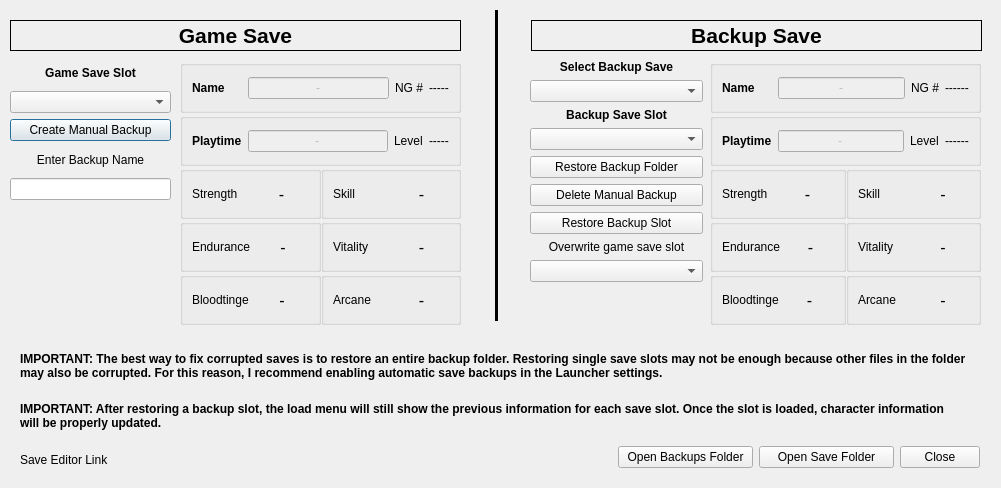
Qt form modules/SaveManager.ui (rainmakerv3/BB_Launcher) before a commit.
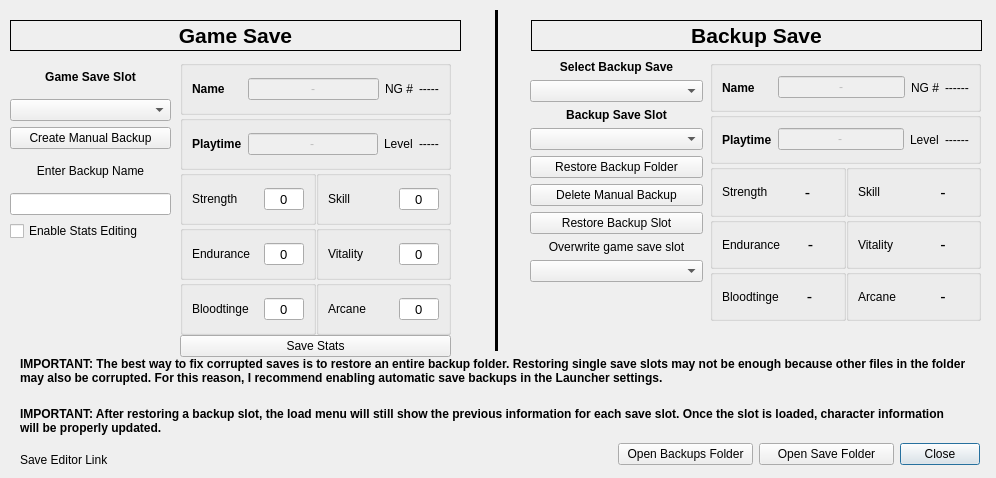
The same form after that commit.

Commit message: Save Editor: can now edit and save basic stats

```diff
--- a/modules/SaveManager.ui
+++ b/modules/SaveManager.ui
@@ -6,8 +6,8 @@
    <rect>
     <x>0</x>
     <y>0</y>
-    <width>1001</width>
-    <height>488</height>
+    <width>996</width>
+    <height>478</height>
    </rect>
   </property>
   <property name="windowTitle">
@@ -19,7 +19,7 @@
      <x>10</x>
      <y>60</y>
      <width>161</width>
-     <height>140</height>
+     <height>181</height>
     </rect>
    </property>
    <layout class="QVBoxLayout" name="ControlsLayout">
@@ -50,6 +50,9 @@
       <property name="text">
        <string>Create Manual Backup</string>
       </property>
+      <property name="autoDefault">
+       <bool>false</bool>
+      </property>
      </widget>
     </item>
     <item>
@@ -69,6 +72,13 @@
       </property>
      </widget>
     </item>
+    <item>
+     <widget class="QCheckBox" name="enableStatsEditCheckBox">
+      <property name="text">
+       <string>Enable Stats Editing</string>
+      </property>
+     </widget>
+    </item>
    </layout>
   </widget>
   <widget class="QWidget" name="verticalLayoutWidget_2">
@@ -76,8 +86,8 @@
     <rect>
      <x>180</x>
      <y>60</y>
-     <width>281</width>
-     <height>265</height>
+     <width>271</width>
+     <height>297</height>
     </rect>
    </property>
    <layout class="QVBoxLayout" name="SaveInfoLayout">
@@ -231,21 +241,36 @@
           </widget>
          </item>
          <item>
-          <widget class="QLabel" name="StrValLabel">
+          <widget class="QSpinBox" name="StrValSpinBox">
+           <property name="maximumSize">
+            <size>
+             <width>40</width>
+             <height>16777215</height>
+            </size>
+           </property>
            <property name="font">
             <font>
-             <pointsize>12</pointsize>
+             <pointsize>10</pointsize>
             </font>
            </property>
-           <property name="frameShape">
-            <enum>QFrame::Shape::NoFrame</enum>
-           </property>
-           <property name="text">
-            <string>-</string>
-           </property>
            <property name="alignment">
             <set>Qt::AlignmentFlag::AlignCenter</set>
            </property>
+           <property name="buttonSymbols">
+            <enum>QAbstractSpinBox::ButtonSymbols::NoButtons</enum>
+           </property>
+           <property name="keyboardTracking">
+            <bool>false</bool>
+           </property>
+           <property name="minimum">
+            <number>0</number>
+           </property>
+           <property name="stepType">
+            <enum>QAbstractSpinBox::StepType::DefaultStepType</enum>
+           </property>
+           <property name="value">
+            <number>0</number>
+           </property>
           </widget>
          </item>
         </layout>
@@ -265,21 +290,36 @@
           </widget>
          </item>
          <item>
-          <widget class="QLabel" name="SklValLabel">
+          <widget class="QSpinBox" name="SklValSpinBox">
+           <property name="maximumSize">
+            <size>
+             <width>40</width>
+             <height>16777215</height>
+            </size>
+           </property>
            <property name="font">
             <font>
-             <pointsize>12</pointsize>
+             <pointsize>10</pointsize>
             </font>
            </property>
-           <property name="frameShape">
-            <enum>QFrame::Shape::NoFrame</enum>
-           </property>
-           <property name="text">
-            <string>-</string>
-           </property>
            <property name="alignment">
             <set>Qt::AlignmentFlag::AlignCenter</set>
            </property>
+           <property name="buttonSymbols">
+            <enum>QAbstractSpinBox::ButtonSymbols::NoButtons</enum>
+           </property>
+           <property name="keyboardTracking">
+            <bool>false</bool>
+           </property>
+           <property name="minimum">
+            <number>0</number>
+           </property>
+           <property name="stepType">
+            <enum>QAbstractSpinBox::StepType::DefaultStepType</enum>
+           </property>
+           <property name="value">
+            <number>0</number>
+           </property>
           </widget>
          </item>
         </layout>
@@ -303,21 +343,36 @@
           </widget>
          </item>
          <item>
-          <widget class="QLabel" name="EndValLabel">
+          <widget class="QSpinBox" name="EndValSpinBox">
+           <property name="maximumSize">
+            <size>
+             <width>40</width>
+             <height>16777215</height>
+            </size>
+           </property>
            <property name="font">
             <font>
-             <pointsize>12</pointsize>
+             <pointsize>10</pointsize>
             </font>
            </property>
-           <property name="frameShape">
-            <enum>QFrame::Shape::NoFrame</enum>
-           </property>
-           <property name="text">
-            <string>-</string>
-           </property>
            <property name="alignment">
             <set>Qt::AlignmentFlag::AlignCenter</set>
            </property>
+           <property name="buttonSymbols">
+            <enum>QAbstractSpinBox::ButtonSymbols::NoButtons</enum>
+           </property>
+           <property name="keyboardTracking">
+            <bool>false</bool>
+           </property>
+           <property name="minimum">
+            <number>0</number>
+           </property>
+           <property name="stepType">
+            <enum>QAbstractSpinBox::StepType::DefaultStepType</enum>
+           </property>
+           <property name="value">
+            <number>0</number>
+           </property>
           </widget>
          </item>
         </layout>
@@ -337,21 +392,36 @@
           </widget>
          </item>
          <item>
-          <widget class="QLabel" name="VitValLabel">
+          <widget class="QSpinBox" name="VitValSpinBox">
+           <property name="maximumSize">
+            <size>
+             <width>40</width>
+             <height>16777215</height>
+            </size>
+           </property>
            <property name="font">
             <font>
-             <pointsize>12</pointsize>
+             <pointsize>10</pointsize>
             </font>
            </property>
-           <property name="frameShape">
-            <enum>QFrame::Shape::NoFrame</enum>
-           </property>
-           <property name="text">
-            <string>-</string>
-           </property>
            <property name="alignment">
             <set>Qt::AlignmentFlag::AlignCenter</set>
            </property>
+           <property name="buttonSymbols">
+            <enum>QAbstractSpinBox::ButtonSymbols::NoButtons</enum>
+           </property>
+           <property name="keyboardTracking">
+            <bool>false</bool>
+           </property>
+           <property name="minimum">
+            <number>0</number>
+           </property>
+           <property name="stepType">
+            <enum>QAbstractSpinBox::StepType::DefaultStepType</enum>
+           </property>
+           <property name="value">
+            <number>0</number>
+           </property>
           </widget>
          </item>
         </layout>
@@ -375,21 +445,36 @@
           </widget>
          </item>
          <item>
-          <widget class="QLabel" name="BTValLabel">
+          <widget class="QSpinBox" name="BTValSpinBox">
+           <property name="maximumSize">
+            <size>
+             <width>40</width>
+             <height>16777215</height>
+            </size>
+           </property>
            <property name="font">
             <font>
-             <pointsize>12</pointsize>
+             <pointsize>10</pointsize>
             </font>
            </property>
-           <property name="frameShape">
-            <enum>QFrame::Shape::NoFrame</enum>
-           </property>
-           <property name="text">
-            <string>-</string>
-           </property>
            <property name="alignment">
             <set>Qt::AlignmentFlag::AlignCenter</set>
            </property>
+           <property name="buttonSymbols">
+            <enum>QAbstractSpinBox::ButtonSymbols::NoButtons</enum>
+           </property>
+           <property name="keyboardTracking">
+            <bool>false</bool>
+           </property>
+           <property name="minimum">
+            <number>0</number>
+           </property>
+           <property name="stepType">
+            <enum>QAbstractSpinBox::StepType::DefaultStepType</enum>
+           </property>
+           <property name="value">
+            <number>0</number>
+           </property>
           </widget>
          </item>
         </layout>
@@ -409,21 +494,36 @@
           </widget>
          </item>
          <item>
-          <widget class="QLabel" name="ArcValLabel">
+          <widget class="QSpinBox" name="ArcValSpinBox">
+           <property name="maximumSize">
+            <size>
+             <width>40</width>
+             <height>16777215</height>
+            </size>
+           </property>
            <property name="font">
             <font>
-             <pointsize>12</pointsize>
+             <pointsize>10</pointsize>
             </font>
            </property>
-           <property name="frameShape">
-            <enum>QFrame::Shape::NoFrame</enum>
-           </property>
-           <property name="text">
-            <string>-</string>
-           </property>
            <property name="alignment">
             <set>Qt::AlignmentFlag::AlignCenter</set>
            </property>
+           <property name="buttonSymbols">
+            <enum>QAbstractSpinBox::ButtonSymbols::NoButtons</enum>
+           </property>
+           <property name="keyboardTracking">
+            <bool>false</bool>
+           </property>
+           <property name="minimum">
+            <number>0</number>
+           </property>
+           <property name="stepType">
+            <enum>QAbstractSpinBox::StepType::DefaultStepType</enum>
+           </property>
+           <property name="value">
+            <number>0</number>
+           </property>
           </widget>
          </item>
         </layout>
@@ -431,6 +531,16 @@
       </item>
      </layout>
     </item>
+    <item>
+     <widget class="QPushButton" name="saveStatsButton">
+      <property name="text">
+       <string>Save Stats</string>
+      </property>
+      <property name="autoDefault">
+       <bool>false</bool>
+      </property>
+     </widget>
+    </item>
    </layout>
   </widget>
   <widget class="QLabel" name="LinkLabel">
@@ -438,7 +548,7 @@
     <rect>
      <x>20</x>
      <y>450</y>
-     <width>481</width>
+     <width>531</width>
      <height>20</height>
     </rect>
    </property>
@@ -505,6 +615,9 @@
       <property name="text">
        <string>Restore Backup Folder</string>
       </property>
+      <property name="autoDefault">
+       <bool>false</bool>
+      </property>
      </widget>
     </item>
     <item>
@@ -512,6 +625,9 @@
       <property name="text">
        <string>Delete Manual Backup</string>
       </property>
+      <property name="autoDefault">
+       <bool>false</bool>
+      </property>
      </widget>
     </item>
     <item>
@@ -519,6 +635,9 @@
       <property name="text">
        <string>Restore Backup Slot</string>
       </property>
+      <property name="autoDefault">
+       <bool>false</bool>
+      </property>
      </widget>
     </item>
     <item>
@@ -553,7 +672,7 @@
    <property name="geometry">
     <rect>
      <x>20</x>
-     <y>395</y>
+     <y>400</y>
      <width>941</width>
      <height>41</height>
     </rect>
@@ -574,7 +693,7 @@
    <property name="geometry">
     <rect>
      <x>20</x>
-     <y>340</y>
+     <y>345</y>
      <width>951</width>
      <height>51</height>
     </rect>
@@ -595,7 +714,7 @@
    <property name="geometry">
     <rect>
      <x>618</x>
-     <y>437</y>
+     <y>434</y>
      <width>362</width>
      <height>41</height>
     </rect>
@@ -606,6 +725,9 @@
       <property name="text">
        <string>Open Backups Folder</string>
       </property>
+      <property name="autoDefault">
+       <bool>false</bool>
+      </property>
      </widget>
     </item>
     <item>
@@ -613,6 +735,9 @@
       <property name="text">
        <string>Open Save Folder</string>
       </property>
+      <property name="autoDefault">
+       <bool>false</bool>
+      </property>
      </widget>
     </item>
     <item>
@@ -636,7 +761,7 @@
      <x>710</x>
      <y>60</y>
      <width>271</width>
-     <height>265</height>
+     <height>261</height>
     </rect>
    </property>
    <layout class="QVBoxLayout" name="BackupSaveInfoLayout">
@@ -1048,7 +1173,7 @@
      <x>486</x>
      <y>10</y>
      <width>20</width>
-     <height>311</height>
+     <height>341</height>
     </rect>
    </property>
    <property name="frameShadow">
```
The commit also changes 2 other files.
